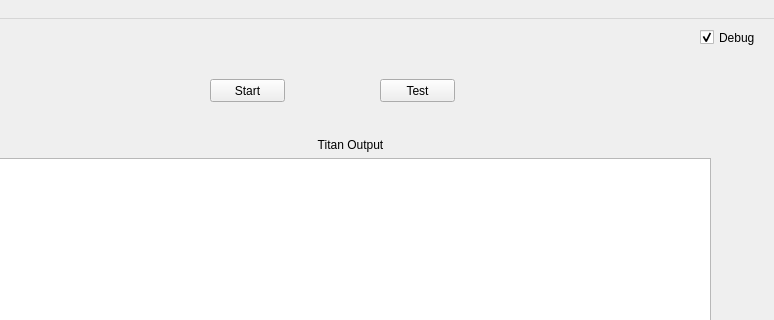
Fijishi-Enterprises/GENO-Energy-Optimization, file titan/ui/main.ui: the form before one commit; both pictures show x 90 to 864 and y 0 to 320 of the 864 by 710 pixel window.
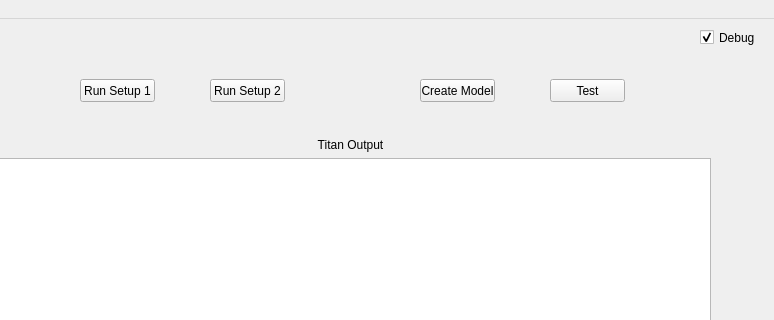
The form after the commit.

Commit message: Updates to GAMS, Setup, and Tool classes. Fixed unit tests

Patch:
```diff
--- a/titan/ui/main.ui
+++ b/titan/ui/main.ui
@@ -23,14 +23,14 @@
    <widget class="QPushButton" name="pushButton_start">
     <property name="geometry">
      <rect>
-      <x>300</x>
+      <x>510</x>
       <y>60</y>
       <width>75</width>
       <height>23</height>
      </rect>
     </property>
     <property name="text">
-     <string>Start</string>
+     <string>Create Model</string>
     </property>
    </widget>
    <widget class="QCheckBox" name="checkBox_debug">
@@ -52,7 +52,7 @@
    <widget class="QPushButton" name="pushButton_test">
     <property name="geometry">
      <rect>
-      <x>470</x>
+      <x>640</x>
       <y>60</y>
       <width>75</width>
       <height>23</height>
@@ -100,6 +100,32 @@
      </item>
     </layout>
    </widget>
+   <widget class="QPushButton" name="pushButton_run_setup1">
+    <property name="geometry">
+     <rect>
+      <x>170</x>
+      <y>60</y>
+      <width>75</width>
+      <height>23</height>
+     </rect>
+    </property>
+    <property name="text">
+     <string>Run Setup 1</string>
+    </property>
+   </widget>
+   <widget class="QPushButton" name="pushButton_run_setup2">
+    <property name="geometry">
+     <rect>
+      <x>300</x>
+      <y>60</y>
+      <width>75</width>
+      <height>23</height>
+     </rect>
+    </property>
+    <property name="text">
+     <string>Run Setup 2</string>
+    </property>
+   </widget>
   </widget>
   <widget class="QMenuBar" name="menubar">
    <property name="geometry">
```
Left out of the diff: 2 changed lines with no effect on the pictures. The commit also changes 6 other files.
